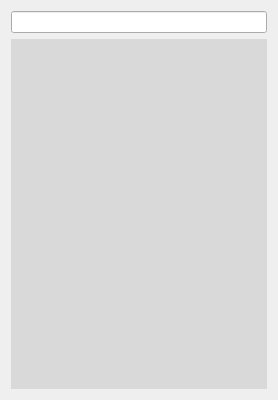
Qt form Gems/ScriptCanvas/Code/Editor/View/Widgets/CommandLine.ui (o3de/o3de) before a commit.
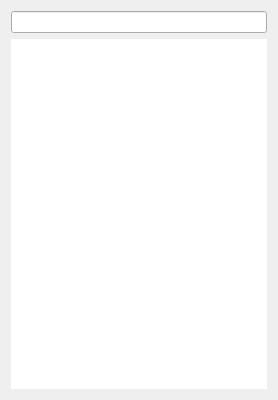
The same form after that commit. Custom widgets are drawn as their Qt base class.

Commit message: Flatten the missing styles of the Editor and tools, at the Oct 28 cost

The edit to the form file:
```diff
--- a/Gems/ScriptCanvas/Code/Editor/View/Widgets/CommandLine.ui
+++ b/Gems/ScriptCanvas/Code/Editor/View/Widgets/CommandLine.ui
@@ -49,11 +49,6 @@
              <height>20</height>
            </rect>
          </property>
-         <property name="styleSheet">
-           <string notr="true">
-             QTableView { background-color: rgba(15,15,15,0.1); }
-           </string>
-         </property>
          <property name="selectionBehavior">
          <enum>QAbstractItemView::SelectRows</enum>
         </property>
```
The commit also changes 437 other files.
